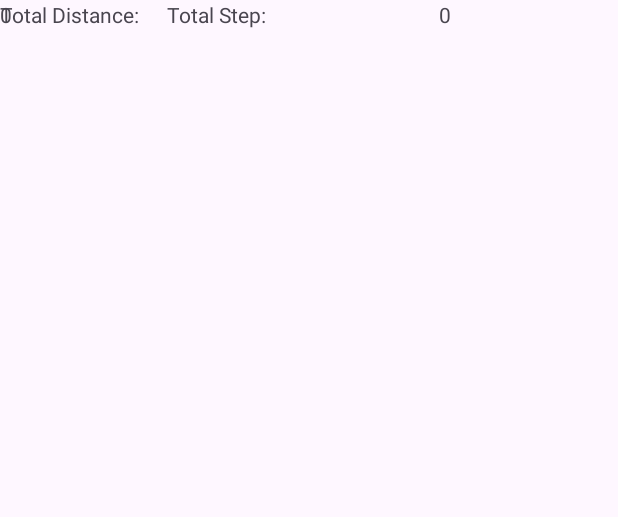
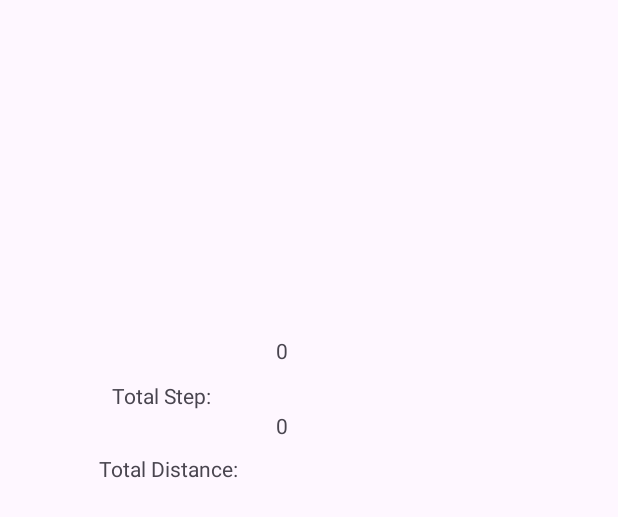
Before and after one commit to CS5520FeinbergFall2023/group-project-group-20, an Android app: the layout activity_health_connect.xml on its own in the app's theme, with its tools: preview values and no code run, on a phone screen of 412 x 824 dp. Shown: the top 517 px of the screen. Run offline under Robolectric (Android 15) with nearby library versions, the phone set to English and light mode, and no system bars.

Commit message:
Reorganize healtConnectAcitivity and add into AndroidManifest.xml

```diff
--- a/app/src/main/AndroidManifest.xml
+++ b/app/src/main/AndroidManifest.xml
@@ -65,6 +65,12 @@
             <!-- Intent filters or other properties for the activity -->
         </activity>
 
+        <activity
+            android:name=".healthconnect.HealthConnectActivity"
+            android:label="healt_connect">
+            <!-- Intent filters or other properties for the activity -->
+        </activity>
+
         <activity-alias
             android:name="ViewPermissionUsageActivity"
             android:exported="true"
--- a/app/src/main/java/edu/northeastern/groupprojectgroup20/MainActivity.java
+++ b/app/src/main/java/edu/northeastern/groupprojectgroup20/MainActivity.java
@@ -5,6 +5,7 @@ import android.os.Bundle;
 import android.util.Log;
 import android.view.View;
 import android.view.Menu;
+import android.widget.Button;
 import android.widget.TextView;
 
 import com.google.android.material.snackbar.Snackbar;
@@ -20,16 +21,19 @@ import androidx.drawerlayout.widget.DrawerLayout;
 import androidx.appcompat.app.AppCompatActivity;
 
 import edu.northeastern.groupprojectgroup20.databinding.ActivityMainBinding;
+import edu.northeastern.groupprojectgroup20.healthconnect.HealthConnectActivity;
 import edu.northeastern.groupprojectgroup20.ui.login.Login;
 
 public class MainActivity extends AppCompatActivity {
 
     private AppBarConfiguration mAppBarConfiguration;
     private ActivityMainBinding binding;
+    private Button health_connect;
 
     TextView user_email ;
 FirebaseAuth auth;
 FirebaseUser user;
+
 
     @Override
     protected void onCreate(Bundle savedInstanceState) {
@@ -68,6 +72,16 @@ FirebaseUser user;
         NavController navController = Navigation.findNavController(this, R.id.nav_host_fragment_content_main);
         NavigationUI.setupActionBarWithNavController(this, navController, mAppBarConfiguration);
         NavigationUI.setupWithNavController(navigationView, navController);
+
+        //Test health connect activity
+        health_connect = findViewById(R.id.health_connect_btn);
+        health_connect.setOnClickListener(new View.OnClickListener() {
+            @Override
+            public void onClick(View v) {
+                Intent intent = new Intent(getApplicationContext(), HealthConnectActivity.class);
+                startActivity(intent);
+            }
+        });
     }
 
     @Override
--- a/app/src/main/res/layout/activity_health_connect.xml
+++ b/app/src/main/res/layout/activity_health_connect.xml
@@ -11,35 +11,46 @@
         android:id="@+id/total_steps"
         android:layout_width="wrap_content"
         android:layout_height="wrap_content"
+        android:layout_marginTop="224dp"
         android:text="0"
         app:layout_constraintEnd_toEndOf="parent"
-        app:layout_constraintHorizontal_bias="0.5"
-        app:layout_constraintStart_toEndOf="@+id/total_step_label"
-        tools:layout_editor_absoluteY="225dp" />
+        app:layout_constraintHorizontal_bias="0.456"
+        app:layout_constraintStart_toStartOf="parent"
+        app:layout_constraintTop_toTopOf="parent" />
 
     <TextView
         android:id="@+id/total_distance"
         android:layout_width="wrap_content"
         android:layout_height="wrap_content"
         android:text="0"
-        tools:layout_editor_absoluteX="231dp"
-        tools:layout_editor_absoluteY="282dp" />
+        app:layout_constraintBottom_toBottomOf="parent"
+        app:layout_constraintEnd_toEndOf="parent"
+        app:layout_constraintHorizontal_bias="0.456"
+        app:layout_constraintStart_toStartOf="parent"
+        app:layout_constraintTop_toBottomOf="@+id/total_steps"
+        app:layout_constraintVertical_bias="0.055" />
 
     <TextView
         android:id="@+id/total_distance_label"
         android:layout_width="wrap_content"
         android:layout_height="wrap_content"
         android:text="Total Distance:"
-        tools:layout_editor_absoluteX="74dp"
-        tools:layout_editor_absoluteY="282dp" />
+        app:layout_constraintBottom_toBottomOf="parent"
+        app:layout_constraintEnd_toEndOf="parent"
+        app:layout_constraintHorizontal_bias="0.207"
+        app:layout_constraintStart_toStartOf="parent"
+        app:layout_constraintTop_toBottomOf="@+id/total_step_label"
+        app:layout_constraintVertical_bias="0.055" />
 
     <TextView
         android:id="@+id/total_step_label"
         android:layout_width="wrap_content"
         android:layout_height="wrap_content"
         android:text="Total Step: "
-        app:layout_constraintEnd_toStartOf="@+id/total_steps"
-        app:layout_constraintHorizontal_bias="0.5"
+        app:layout_constraintBottom_toBottomOf="parent"
+        app:layout_constraintEnd_toEndOf="parent"
+        app:layout_constraintHorizontal_bias="0.217"
         app:layout_constraintStart_toStartOf="parent"
-        tools:layout_editor_absoluteY="225dp" />
+        app:layout_constraintTop_toTopOf="parent"
+        app:layout_constraintVertical_bias="0.316" />
 </androidx.constraintlayout.widget.ConstraintLayout>
```
